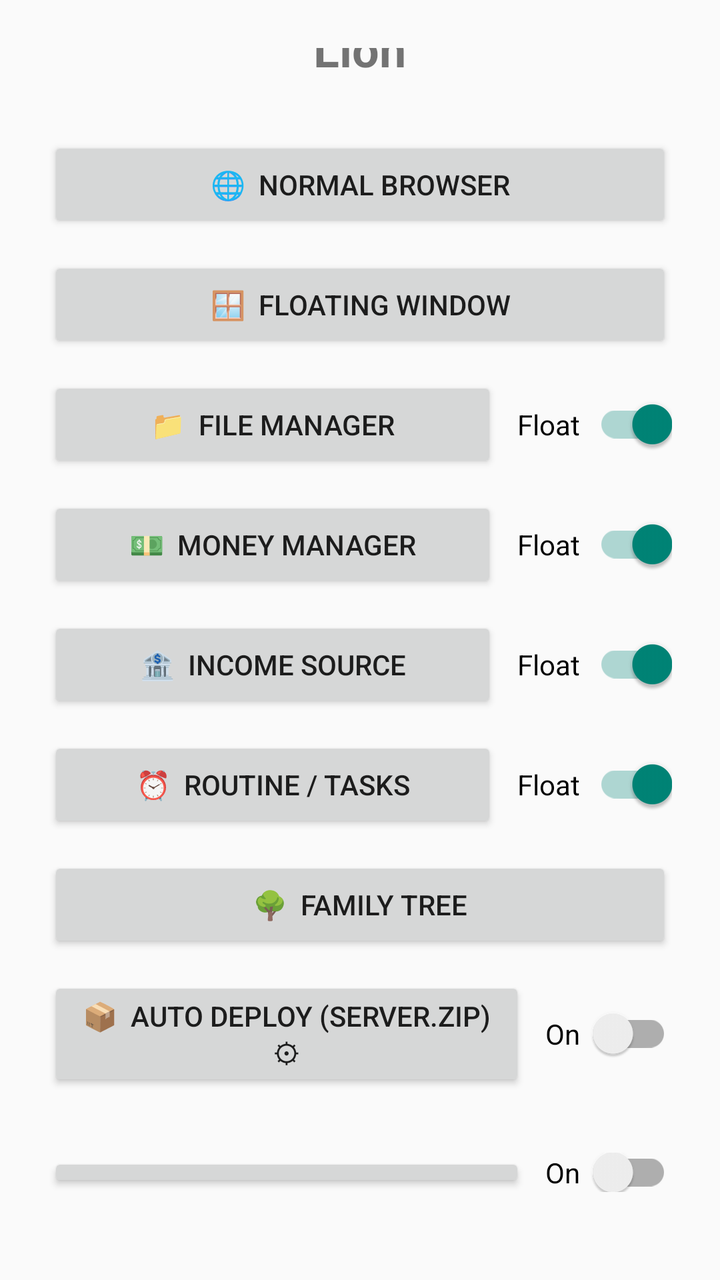
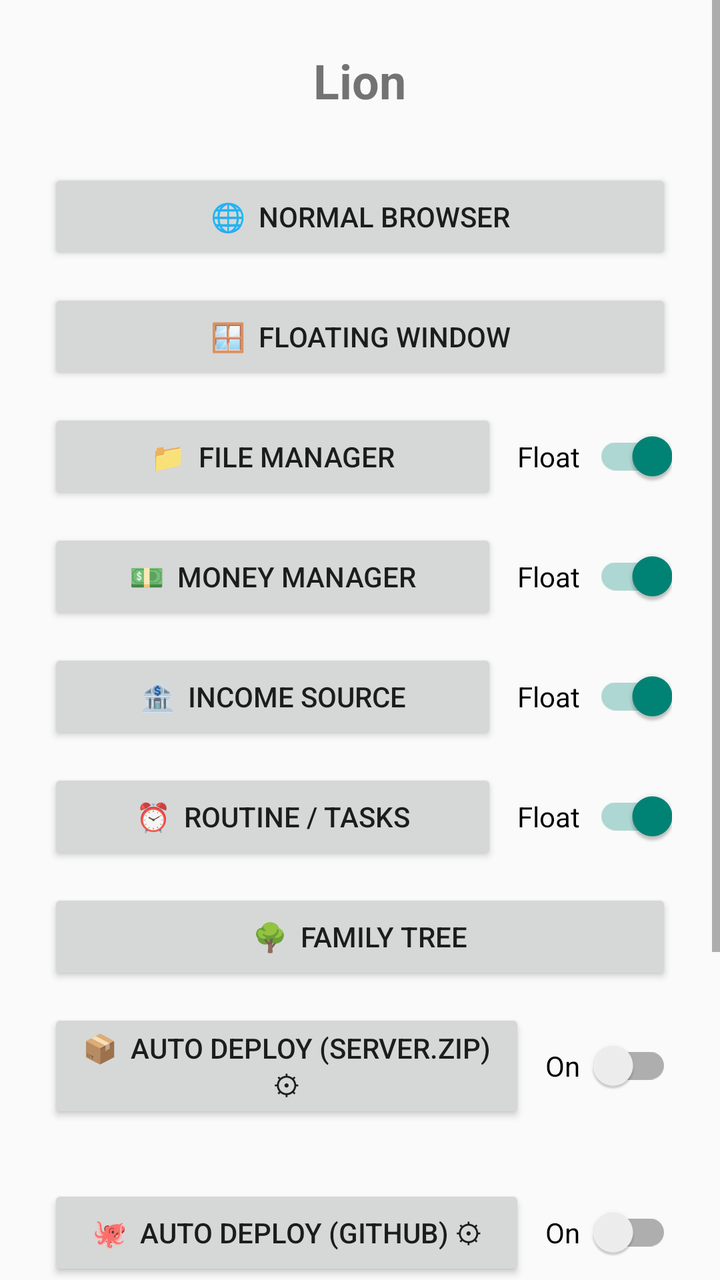

The first picture is an Android layout as it rendered before a commit; the second is the same layout after the commit. The layout source and the unified diff follow.
<!-- AndroidManifest.xml: application theme AppTheme -->
<!-- res/layout/activity_main.xml -->
<?xml version="1.0" encoding="utf-8"?>
<LinearLayout xmlns:android="http://schemas.android.com/apk/res/android"
    android:layout_width="match_parent"
    android:layout_height="match_parent"
    android:fitsSystemWindows="true"
    android:gravity="center"
    android:orientation="vertical"
    android:padding="24dp">

    <TextView
        android:layout_width="wrap_content"
        android:layout_height="wrap_content"
        android:layout_marginBottom="28dp"
        android:text="Lion"
        android:textSize="24sp"
        android:textStyle="bold" />

    <Button
        android:id="@+id/btnBrowser"
        android:layout_width="match_parent"
        android:layout_height="wrap_content"
        android:layout_marginBottom="12dp"
        android:text="🌐  Normal Browser" />

    <Button
        android:id="@+id/btnFloating"
        android:layout_width="match_parent"
        android:layout_height="wrap_content"
        android:layout_marginBottom="12dp"
        android:text="🪟  Floating Window" />

    <LinearLayout
        android:layout_width="match_parent"
        android:layout_height="wrap_content"
        android:layout_marginBottom="12dp"
        android:gravity="center_vertical"
        android:orientation="horizontal">

        <Button
            android:id="@+id/btnFiles"
            android:layout_width="0dp"
            android:layout_height="wrap_content"
            android:layout_weight="1"
            android:text="📁  File Manager" />

        <androidx.appcompat.widget.SwitchCompat
            android:id="@+id/swFiles"
            android:layout_width="wrap_content"
            android:layout_height="wrap_content"
            android:layout_marginStart="10dp"
            android:checked="true"
            android:text="Float  " />
    </LinearLayout>

    <LinearLayout
        android:layout_width="match_parent"
        android:layout_height="wrap_content"
        android:layout_marginBottom="12dp"
        android:gravity="center_vertical"
        android:orientation="horizontal">

        <Button
            android:id="@+id/btnMoney"
            android:layout_width="0dp"
            android:layout_height="wrap_content"
            android:layout_weight="1"
            android:text="💵  Money Manager" />

        <androidx.appcompat.widget.SwitchCompat
            android:id="@+id/swMoney"
            android:layout_width="wrap_content"
            android:layout_height="wrap_content"
            android:layout_marginStart="10dp"
            android:checked="true"
            android:text="Float  " />
    </LinearLayout>

    <LinearLayout
        android:layout_width="match_parent"
        android:layout_height="wrap_content"
        android:layout_marginBottom="12dp"
        android:gravity="center_vertical"
        android:orientation="horizontal">

        <Button
            android:id="@+id/btnIncome"
            android:layout_width="0dp"
            android:layout_height="wrap_content"
            android:layout_weight="1"
            android:text="🏦  Income Source" />

        <androidx.appcompat.widget.SwitchCompat
            android:id="@+id/swIncome"
            android:layout_width="wrap_content"
            android:layout_height="wrap_content"
            android:layout_marginStart="10dp"
            android:checked="true"
            android:text="Float  " />
    </LinearLayout>

    <LinearLayout
        android:layout_width="match_parent"
        android:layout_height="wrap_content"
        android:layout_marginBottom="12dp"
        android:gravity="center_vertical"
        android:orientation="horizontal">

        <Button
            android:id="@+id/btnRoutine"
            android:layout_width="0dp"
            android:layout_height="wrap_content"
            android:layout_weight="1"
            android:text="⏰  Routine / Tasks" />

        <androidx.appcompat.widget.SwitchCompat
            android:id="@+id/swRoutine"
            android:layout_width="wrap_content"
            android:layout_height="wrap_content"
            android:layout_marginStart="10dp"
            android:checked="true"
            android:text="Float  " />
    </LinearLayout>

    <Button
        android:id="@+id/btnFamily"
        android:layout_width="match_parent"
        android:layout_height="wrap_content"
        android:layout_marginBottom="12dp"
        android:text="🌳  Family Tree" />

    <LinearLayout
        android:layout_width="match_parent"
        android:layout_height="wrap_content"
        android:layout_marginBottom="4dp"
        android:gravity="center_vertical"
        android:orientation="horizontal">

        <Button
            android:id="@+id/btnDeploy"
            android:layout_width="0dp"
            android:layout_height="wrap_content"
            android:layout_weight="1"
            android:text="📦  Auto Deploy (server.zip) ⚙" />

        <androidx.appcompat.widget.SwitchCompat
            android:id="@+id/swDeploy"
            android:layout_width="wrap_content"
            android:layout_height="wrap_content"
            android:layout_marginStart="10dp"
            android:text="On  " />
    </LinearLayout>

    <TextView
        android:id="@+id/tvDeployStatus"
        android:layout_width="match_parent"
        android:layout_height="wrap_content"
        android:layout_marginBottom="12dp"
        android:textSize="11sp" />

    <LinearLayout
        android:layout_width="match_parent"
        android:layout_height="wrap_content"
        android:layout_marginBottom="4dp"
        android:gravity="center_vertical"
        android:orientation="horizontal">

        <Button
            android:id="@+id/btnGit"
            android:layout_width="0dp"
            android:layout_height="wrap_content"
            android:layout_weight="1"
            android:text="🐙  Auto Deploy (GitHub) ⚙" />

        <androidx.appcompat.widget.SwitchCompat
            android:id="@+id/swGit"
            android:layout_width="wrap_content"
            android:layout_height="wrap_content"
            android:layout_marginStart="10dp"
            android:text="On  " />
    </LinearLayout>

    <TextView
        android:id="@+id/tvGitStatus"
        android:layout_width="match_parent"
        android:layout_height="wrap_content"
        android:layout_marginBottom="12dp"
        android:textSize="11sp" />

    <Button
        android:id="@+id/btnStopFloating"
        android:layout_width="match_parent"
        android:layout_height="wrap_content"
        android:text="✕  Floating band karo" />

    <TextView
        android:layout_width="wrap_content"
        android:layout_height="wrap_content"
        android:layout_marginTop="20dp"
        android:gravity="center"
        android:text="Floating ke liye &quot;Display over other apps&quot; permission chahiye"
        android:textSize="12sp" />
</LinearLayout>
<!-- resources referenced by this layout -->
<resources>
  <style name="AppTheme" parent="Theme.AppCompat.DayNight.NoActionBar" />
</resources>

<!-- the commit's change to res/layout/activity_main.xml (unified diff, before → after) -->
@@ -1,8 +1,13 @@
 <?xml version="1.0" encoding="utf-8"?>
-<LinearLayout xmlns:android="http://schemas.android.com/apk/res/android"
+<ScrollView xmlns:android="http://schemas.android.com/apk/res/android"
     android:layout_width="match_parent"
     android:layout_height="match_parent"
-    android:fitsSystemWindows="true"
+    android:fillViewport="true"
+    android:fitsSystemWindows="true">
+
+<LinearLayout
+    android:layout_width="match_parent"
+    android:layout_height="wrap_content"
     android:gravity="center"
     android:orientation="vertical"
     android:padding="24dp">
@@ -185,6 +190,13 @@
         android:layout_height="wrap_content"
         android:layout_marginBottom="12dp"
         android:textSize="11sp" />
+
+    <Button
+        android:id="@+id/btnTheft"
+        android:layout_width="match_parent"
+        android:layout_height="wrap_content"
+        android:layout_marginBottom="12dp"
+        android:text="🛡️  Anti-theft (galat password = photo)" />
 
     <Button
         android:id="@+id/btnStopFloating"
@@ -200,3 +212,4 @@
         android:text="Floating ke liye &quot;Display over other apps&quot; permission chahiye"
         android:textSize="12sp" />
 </LinearLayout>
+</ScrollView>
